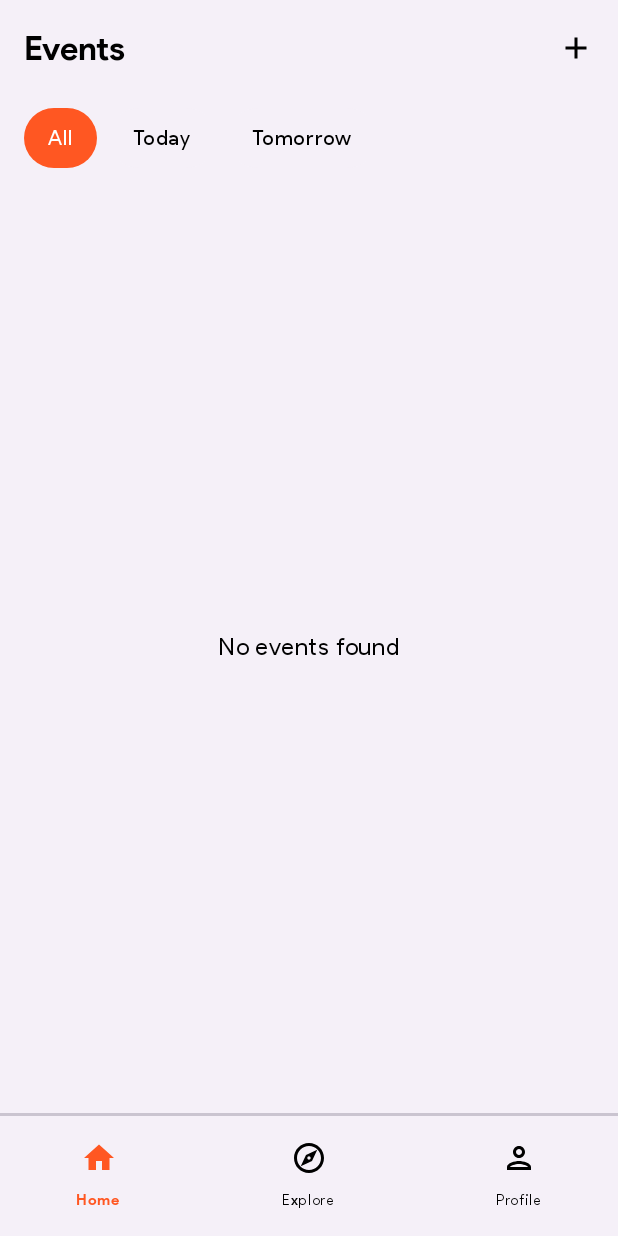
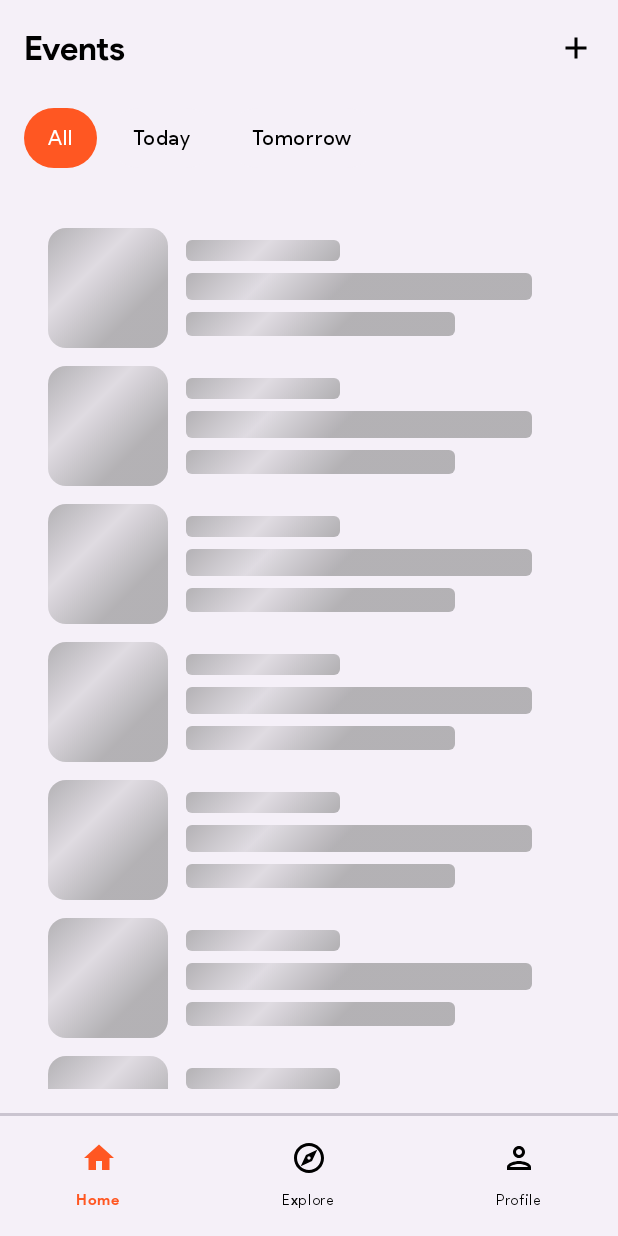
Before and after one commit to Dev-Micah/LiveSpotEvents, an Android app built with Jetpack Compose: the screen it shows after launch (MainActivity), on a phone screen of 412 x 824 dp. Run offline under Robolectric (Android 15) with nearby library versions, the phone set to English and light mode, and no system bars; our stand-ins replace Shimmer; libraries missing offline, so code that uses them is left out: io.github.jan.supabase; pictures from the network do not load; 1 statement that could not run was skipped.

Commit message:
Events ShimmerEffect

```diff
--- a/app/src/main/java/com/micahnyabuto/livespotevents/ui/screens/events/EventsScreen.kt
+++ b/app/src/main/java/com/micahnyabuto/livespotevents/ui/screens/events/EventsScreen.kt
@@ -49,6 +49,7 @@ import androidx.compose.ui.composed
 import androidx.compose.ui.draw.clip
 import androidx.compose.ui.geometry.Offset
 import androidx.compose.ui.graphics.Brush
+import androidx.compose.ui.graphics.Color.Companion.Gray
 import androidx.compose.ui.graphics.Shape
 import androidx.compose.ui.layout.ContentScale
 import androidx.compose.ui.text.font.FontWeight
@@ -149,11 +150,12 @@ fun EventsScreen(
                             horizontalAlignment = Alignment.CenterHorizontally,
                             verticalArrangement = Arrangement.Center
                         ) {
-                            Text(
-                                text = "No events found",
-                                style = MaterialTheme.typography.bodyLarge,
-                                color = MaterialTheme.colorScheme.onSurfaceVariant
-                            )
+                            EventsShimmerEffect()
+//                            Text(
+//                                text = "No events found",
+//                                style = MaterialTheme.typography.bodyLarge,
+//                                color = MaterialTheme.colorScheme.onSurfaceVariant
+//                            )
                         }
                     }
                     else -> {
@@ -305,9 +307,9 @@ fun Modifier.shimmerBackground(
 
     val brush = Brush.linearGradient(
         colors = listOf(
-            MaterialTheme.colorScheme.surfaceVariant.copy(alpha = 0.6f),
-            MaterialTheme.colorScheme.surfaceVariant.copy(alpha = 0.2f),
-            MaterialTheme.colorScheme.surfaceVariant.copy(alpha = 0.6f)
+            Gray.copy(alpha = 0.6f),
+            Gray.copy(alpha = 0.2f),
+            Gray.copy(alpha = 0.6f)
         ),
         start = Offset.Zero,
         end = Offset(x = translateAnim.value, y = translateAnim.value)
```
